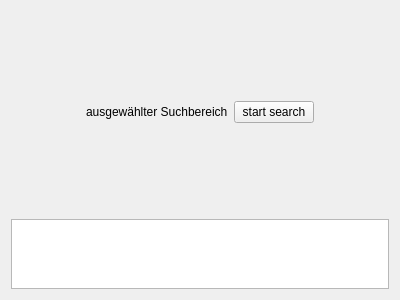
The window that core/ui/ConfirmationPageWidget.ui (aschuman/CoBaB) describes before a commit, drawn with Qt 5.
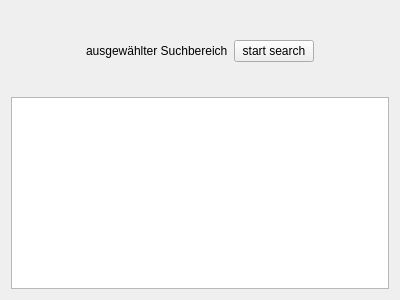
The same window after the commit.

Commit message: Added QJsonObject to algorithm and corrected displaying of parameters in PageWidgets.

```diff
--- a/core/ui/ConfirmationPageWidget.ui
+++ b/core/ui/ConfirmationPageWidget.ui
@@ -75,13 +75,19 @@
      <item>
       <widget class="QTableWidget" name="mParameters">
        <property name="sizePolicy">
-        <sizepolicy hsizetype="Preferred" vsizetype="Preferred">
+        <sizepolicy hsizetype="Preferred" vsizetype="Minimum">
          <horstretch>0</horstretch>
          <verstretch>0</verstretch>
         </sizepolicy>
        </property>
+       <property name="verticalScrollBarPolicy">
+        <enum>Qt::ScrollBarAsNeeded</enum>
+       </property>
        <property name="sizeAdjustPolicy">
-        <enum>QAbstractScrollArea::AdjustToContents</enum>
+        <enum>QAbstractScrollArea::AdjustIgnored</enum>
+       </property>
+       <property name="autoScroll">
+        <bool>false</bool>
        </property>
        <property name="editTriggers">
         <set>QAbstractItemView::NoEditTriggers</set>
```
The commit also changes 7 other files.
